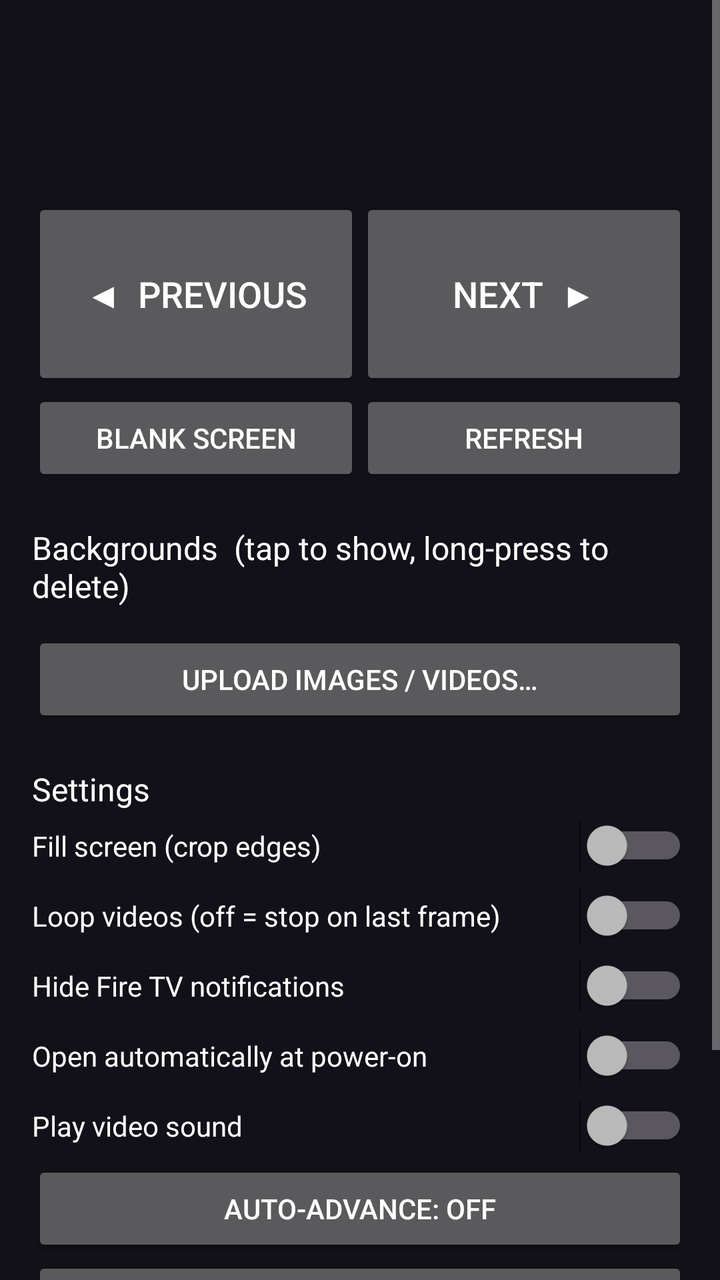
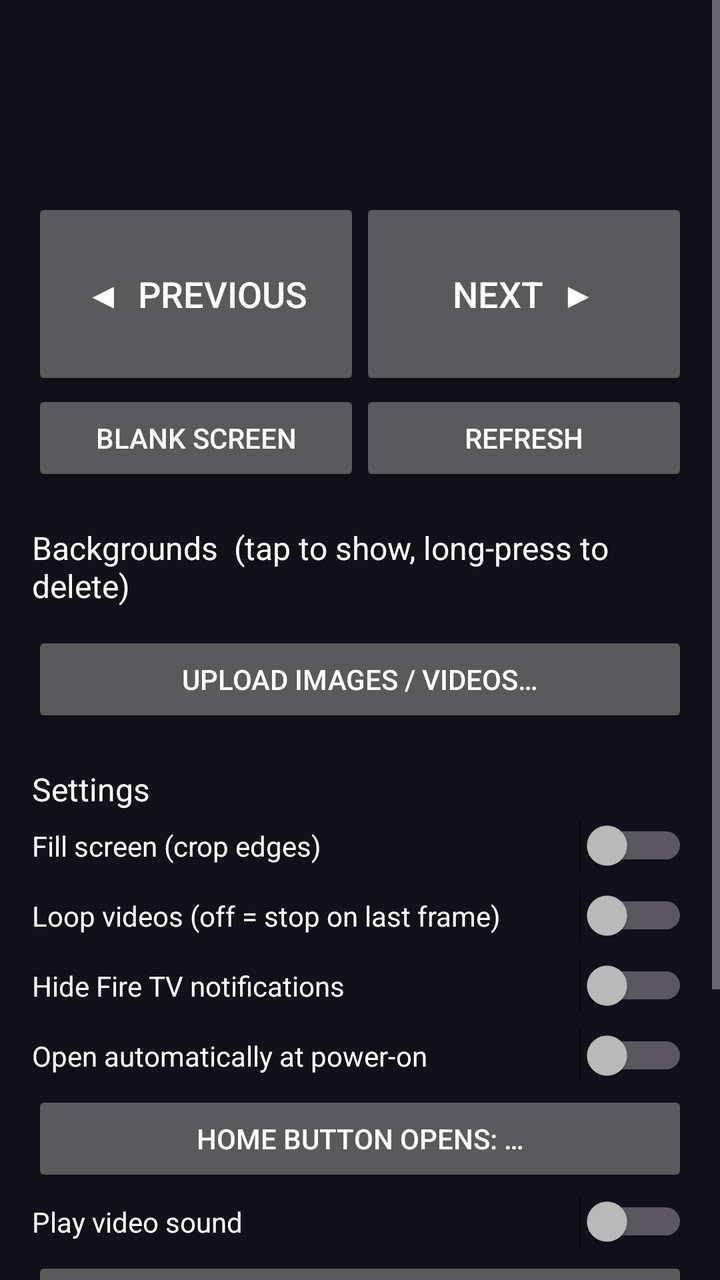

The first picture is an Android layout as it rendered before a commit; the second is the same layout after the commit. The layout source and the unified diff follow.
<!-- AndroidManifest.xml: application theme Theme.Controller -->
<!-- res/layout/activity_remote.xml -->
<?xml version="1.0" encoding="utf-8"?>
<ScrollView xmlns:android="http://schemas.android.com/apk/res/android"
    android:layout_width="match_parent"
    android:layout_height="match_parent">

    <LinearLayout
        android:layout_width="match_parent"
        android:layout_height="wrap_content"
        android:orientation="vertical"
        android:padding="16dp">

        <TextView
            android:id="@+id/connection"
            android:layout_width="match_parent"
            android:layout_height="wrap_content"
            android:textAppearance="@android:style/TextAppearance.Material.Subhead" />

        <TextView
            android:id="@+id/transport"
            android:layout_width="match_parent"
            android:layout_height="wrap_content"
            android:paddingTop="2dp"
            android:textAppearance="@android:style/TextAppearance.Material.Caption" />

        <TextView
            android:id="@+id/showing"
            android:layout_width="match_parent"
            android:layout_height="wrap_content"
            android:paddingTop="4dp"
            android:paddingBottom="12dp"
            android:textAppearance="@android:style/TextAppearance.Material.Title" />

        <Button
            android:id="@+id/reconnect"
            android:layout_width="match_parent"
            android:layout_height="wrap_content"
            android:text="Reconnect"
            android:visibility="gone" />

        <LinearLayout
            android:layout_width="match_parent"
            android:layout_height="wrap_content">

            <Button
                android:id="@+id/prev"
                android:layout_width="0dp"
                android:layout_height="96dp"
                android:layout_weight="1"
                android:text="◀  Previous"
                android:textSize="18sp" />

            <Button
                android:id="@+id/next"
                android:layout_width="0dp"
                android:layout_height="96dp"
                android:layout_weight="1"
                android:text="Next  ▶"
                android:textSize="18sp" />
        </LinearLayout>

        <LinearLayout
            android:layout_width="match_parent"
            android:layout_height="wrap_content">

            <Button
                android:id="@+id/blank"
                android:layout_width="0dp"
                android:layout_height="wrap_content"
                android:layout_weight="1"
                android:text="Blank screen" />

            <Button
                android:id="@+id/refresh"
                android:layout_width="0dp"
                android:layout_height="wrap_content"
                android:layout_weight="1"
                android:text="Refresh" />
        </LinearLayout>

        <TextView
            android:layout_width="match_parent"
            android:layout_height="wrap_content"
            android:paddingTop="20dp"
            android:text="Backgrounds  (tap to show, long-press to delete)"
            android:textAppearance="@android:style/TextAppearance.Material.Subhead" />

        <LinearLayout
            android:id="@+id/items"
            android:layout_width="match_parent"
            android:layout_height="wrap_content"
            android:orientation="vertical"
            android:paddingTop="4dp"
            android:paddingBottom="8dp" />

        <Button
            android:id="@+id/upload"
            android:layout_width="match_parent"
            android:layout_height="wrap_content"
            android:text="Upload images / videos…" />

        <ProgressBar
            android:id="@+id/uploadProgress"
            style="@android:style/Widget.Material.ProgressBar.Horizontal"
            android:layout_width="match_parent"
            android:layout_height="wrap_content"
            android:max="1000"
            android:visibility="gone" />

        <TextView
            android:id="@+id/uploadText"
            android:layout_width="match_parent"
            android:layout_height="wrap_content"
            android:visibility="gone" />

        <TextView
            android:layout_width="match_parent"
            android:layout_height="wrap_content"
            android:paddingTop="20dp"
            android:text="Settings"
            android:textAppearance="@android:style/TextAppearance.Material.Subhead" />

        <Switch
            android:id="@+id/fit"
            android:layout_width="match_parent"
            android:layout_height="wrap_content"
            android:paddingTop="8dp"
            android:paddingBottom="8dp"
            android:text="Fill screen (crop edges)" />

        <Switch
            android:id="@+id/loop"
            android:layout_width="match_parent"
            android:layout_height="wrap_content"
            android:paddingTop="8dp"
            android:paddingBottom="8dp"
            android:text="Loop videos (off = stop on last frame)" />

        <Switch
            android:id="@+id/quiet"
            android:layout_width="match_parent"
            android:layout_height="wrap_content"
            android:paddingTop="8dp"
            android:paddingBottom="8dp"
            android:text="Hide Fire TV notifications" />

        <Switch
            android:id="@+id/autostart"
            android:layout_width="match_parent"
            android:layout_height="wrap_content"
            android:paddingTop="8dp"
            android:paddingBottom="8dp"
            android:text="Open automatically at power-on" />

        <Switch
            android:id="@+id/audio"
            android:layout_width="match_parent"
            android:layout_height="wrap_content"
            android:paddingTop="8dp"
            android:paddingBottom="8dp"
            android:text="Play video sound" />

        <Button
            android:id="@+id/interval"
            android:layout_width="match_parent"
            android:layout_height="wrap_content"
            android:text="Auto-advance: off" />

        <Button
            android:id="@+id/wifi"
            android:layout_width="match_parent"
            android:layout_height="wrap_content"
            android:text="Set up Wi-Fi on display…" />

        <Button
            android:id="@+id/fetch"
            android:layout_width="match_parent"
            android:layout_height="wrap_content"
            android:text="Download from a link (uses display's Wi-Fi)…" />

        <TextView
            android:id="@+id/details"
            android:layout_width="match_parent"
            android:layout_height="wrap_content"
            android:fontFamily="monospace"
            android:paddingTop="16dp"
            android:textSize="12sp" />
    </LinearLayout>
</ScrollView>
<!-- resources referenced by this layout -->
<resources>
  <style name="Theme.Controller" parent="android:Theme.Material">
          <item name="android:colorPrimary">#1E1B2E</item>
          <item name="android:colorPrimaryDark">#14121F</item>
          <item name="android:colorAccent">#FF5C8A</item>
          <item name="android:windowBackground">#121018</item>
      </style>
</resources>

<!-- the commit's change to res/layout/activity_remote.xml (unified diff, before → after) -->
@@ -151,6 +151,12 @@
             android:paddingBottom="8dp"
             android:text="Open automatically at power-on" />
 
+        <Button
+            android:id="@+id/home"
+            android:layout_width="match_parent"
+            android:layout_height="wrap_content"
+            android:text="Home button opens: …" />
+
         <Switch
             android:id="@+id/audio"
             android:layout_width="match_parent"
